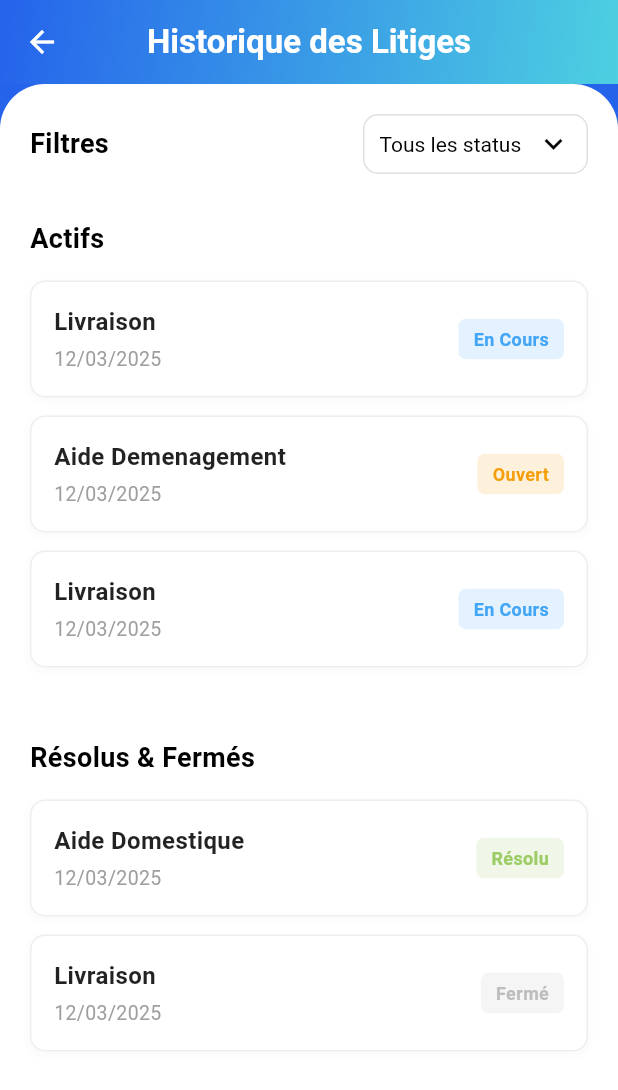
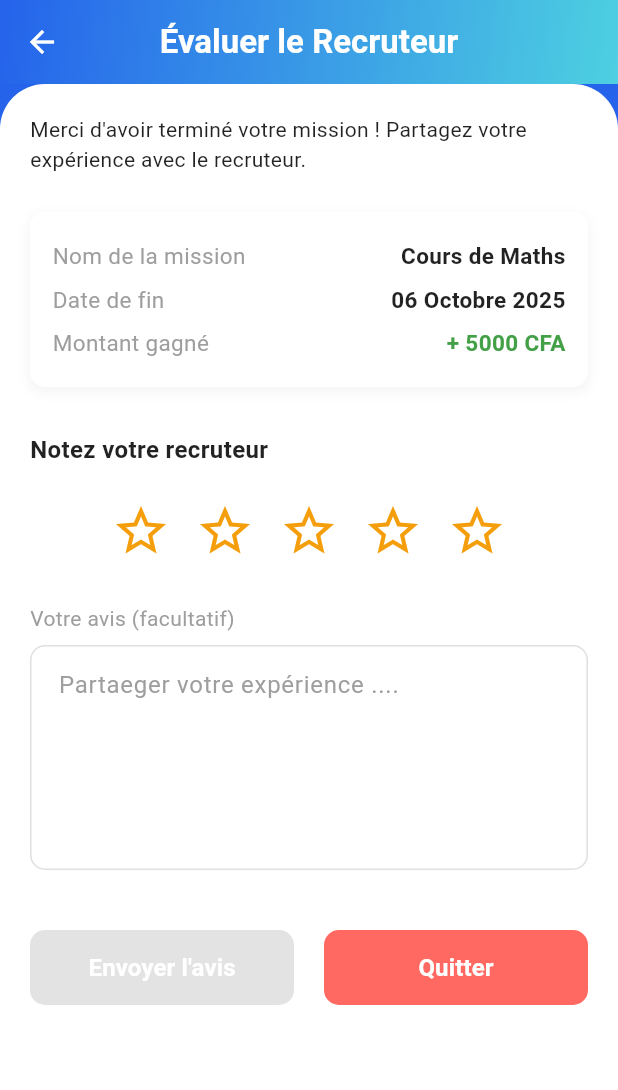
Before and after one commit to Tji-Teliman/tji_teliman_mobile, a Flutter app: the screen it shows after launch, on a phone screen of 412 x 824 dp. Shown: the top 1090 px of the screen. Run offline on Flutter 3.47's test engine with Material 3 defaults, Android fonts, the phone set to English and light mode, and no system bars; our stand-ins replace google_fonts, google_maps_flutter.

Commit message:
feat: ajout de la page noter le recruteur

```diff
--- a/lib/main.dart
+++ b/lib/main.dart
@@ -2,6 +2,7 @@ import 'package:flutter/material.dart';
 import 'package:intl/date_symbol_data_local.dart';
 import 'package:tji_teliman_mobile/screens/screens_jeunes/historique_litige.dart';
 import 'package:tji_teliman_mobile/screens/screens_jeunes/liste_litige.dart';
+import 'package:tji_teliman_mobile/screens/screens_jeunes/noter_recruteur.dart';
 import 'package:tji_teliman_mobile/screens/screens_jeunes/signaler_screen.dart';
 import 'screens/splash_screen.dart';
 import 'screens/screens_jeunes/missions_screen.dart';
@@ -33,7 +34,7 @@ class MyApp extends StatelessWidget {
         useMaterial3: true,
       ),
       // L'écran de démarrage est défini ici
-      home: const HistoriqueLitige(),
+      home: const NoterRecruteur(),
       debugShowCheckedModeBanner: false,
     );
   }
--- /dev/null
+++ b/lib/screens/screens_jeunes/noter_recruteur.dart
@@ -0,0 +1,312 @@
+import 'package:flutter/material.dart';
+
+
+
+class NoterRecruteur extends StatelessWidget {
+  const NoterRecruteur({super.key});
+
+  @override
+  Widget build(BuildContext context) {
+    return MaterialApp(
+      title: 'Évaluation du Recruteur',
+      theme: ThemeData(
+        primarySwatch: Colors.blue,
+        useMaterial3: true,
+      ),
+      home: const RecruiterEvaluationScreen(),
+      debugShowCheckedModeBanner: false,
+    );
+  }
+}
+
+// Définition des couleurs personnalisées
+const Color customOrange = Color(0xFFF59E0B); // Bouton Soumettre/Étoiles
+const Color customBlue = Color(0xFF2563EB); // Couleur principale/Bouton Bleu
+const Color accentColor = Color(0xFF4DD0E1); // Pour le dégradé de l'AppBar
+
+class RecruiterEvaluationScreen extends StatelessWidget {
+  const RecruiterEvaluationScreen({super.key});
+
+  @override
+  Widget build(BuildContext context) {
+    return Scaffold(
+      backgroundColor: customBlue,
+      appBar: AppBar(
+        flexibleSpace: Container(
+          decoration: const BoxDecoration(
+            gradient: LinearGradient(
+              colors: [customBlue, accentColor],
+              begin: Alignment.topLeft,
+              end: Alignment.bottomRight,
+            ),
+          ),
+        ),
+        elevation: 0,
+        leading: IconButton(
+          icon: const Icon(Icons.arrow_back, color: Colors.white),
+          onPressed: () {
+            // Logique de retour
+          },
+        ),
+        title: const Text(
+          'Évaluer le Recruteur',
+          style: TextStyle(color: Colors.white, fontWeight: FontWeight.w600),
+        ),
+        centerTitle: true,
+      ),
+
+      body: Column(
+        children: <Widget>[
+          Expanded(
+            child: Container(
+              width: double.infinity,
+              decoration: const BoxDecoration(
+                color: Colors.white,
+                borderRadius: BorderRadius.vertical(top: Radius.circular(30.0)),
+              ),
+              child: const SingleChildScrollView(
+                padding: EdgeInsets.all(20.0),
+                child: EvaluationContent(),
+              ),
+            ),
+          ),
+        ],
+      ),
+    );
+  }
+}
+
+// Widget contenant le contenu du formulaire d'évaluation
+class EvaluationContent extends StatefulWidget {
+  const EvaluationContent({super.key});
+
+  @override
+  State<EvaluationContent> createState() => _EvaluationContentState();
+}
+
+class _EvaluationContentState extends State<EvaluationContent> {
+  int _rating = 0; // Notation actuelle
+
+  @override
+  Widget build(BuildContext context) {
+    return Column(
+      crossAxisAlignment: CrossAxisAlignment.start,
+      children: <Widget>[
+        // --- Message de Bienvenue ---
+        const Text(
+          'Merci d\'avoir terminé votre mission ! Partagez votre expérience avec le recruteur.',
+          style: TextStyle(
+            fontSize: 14,
+            color: Colors.black87,
+            height: 1.4,
+          ),
+        ),
+        const SizedBox(height: 25),
+
+        // --- Bloc Récapitulatif de Mission ---
+        MissionSummaryCard(
+          missionName: 'Cours de Maths',
+          endDate: '06 Octobre 2025',
+          amount: '+ 5000 CFA',
+        ),
+        const SizedBox(height: 30),
+
+        // --- Section Notation ---
+        const Text(
+          'Notez votre recruteur',
+          style: TextStyle(
+            fontWeight: FontWeight.bold,
+            fontSize: 16,
+            color: Colors.black87,
+          ),
+        ),
+        const SizedBox(height: 15),
+
+        // 5 Étoiles pour la notation
+        Row(
+          mainAxisAlignment: MainAxisAlignment.center,
+          children: List.generate(5, (index) {
+            return IconButton(
+              icon: Icon(
+                index < _rating ? Icons.star : Icons.star_border,
+                color: customOrange,
+                size: 40.0,
+              ),
+              onPressed: () {
+                setState(() {
+                  _rating = index + 1;
+                });
+              },
+            );
+          }),
+        ),
+        const SizedBox(height: 20),
+
+        // Champ de Texte pour l'avis (facultatif)
+        const Text(
+          'Votre avis (facultatif)',
+          style: TextStyle(
+            fontSize: 14,
+            color: Colors.grey,
+          ),
+        ),
+        const SizedBox(height: 8),
+        TextFormField(
+          maxLines: 5,
+          decoration: InputDecoration(
+            hintText: 'Partaeger votre expérience ....',
+            hintStyle: const TextStyle(color: Colors.grey),
+            contentPadding: const EdgeInsets.all(15),
+            border: OutlineInputBorder(
+              borderRadius: BorderRadius.circular(10.0),
+              borderSide: BorderSide(color: Colors.grey.shade300, width: 1.0),
+            ),
+            enabledBorder: OutlineInputBorder(
+              borderRadius: BorderRadius.circular(10.0),
+              borderSide: BorderSide(color: Colors.grey.shade300, width: 1.0),
+            ),
+            focusedBorder: OutlineInputBorder(
+              borderRadius: BorderRadius.circular(10.0),
+              borderSide: const BorderSide(color: customBlue, width: 2.0),
+            ),
+          ),
+        ),
+        const SizedBox(height: 40),
+
+        // --- Boutons d'Action ---
+        Row(
+          mainAxisAlignment: MainAxisAlignment.spaceBetween,
+          children: <Widget>[
+            // Bouton "Envoyer l'avis" (Bleu)
+            Expanded(
+              child: Padding(
+                padding: const EdgeInsets.only(right: 10.0),
+                child: SizedBox(
+                  height: 50,
+                  child: ElevatedButton(
+                    onPressed: _rating > 0 ? () {
+                      // Logique d'envoi de l'avis
+                    } : null, // Désactiver si aucune note n'est donnée
+                    style: ElevatedButton.styleFrom(
+                      backgroundColor: customBlue,
+                      shape: RoundedRectangleBorder(
+                        borderRadius: BorderRadius.circular(10.0),
+                      ),
+                      elevation: 3,
+                    ),
+                    child: const Text(
+                      'Envoyer l\'avis',
+                      style: TextStyle(
+                        color: Colors.white,
+                        fontSize: 16,
+                        fontWeight: FontWeight.bold,
+                      ),
+                    ),
+                  ),
+                ),
+              ),
+            ),
+
+            // Bouton "Quitter" (Rouge/Rose)
+            Expanded(
+              child: Padding(
+                padding: const EdgeInsets.only(left: 10.0),
+                child: SizedBox(
+                  height: 50,
+                  child: OutlinedButton(
+                    onPressed: () {
+                      // Logique de Quitter / Annuler
+                    },
+                    style: OutlinedButton.styleFrom(
+                      backgroundColor: const Color(0xFFFF6961), // Un rouge/rose clair pour le bouton "Quitter"
+                      side: BorderSide.none,
+                      shape: RoundedRectangleBorder(
+                        borderRadius: BorderRadius.circular(10.0),
+                      ),
+                      elevation: 3,
+                    ),
+                    child: const Text(
+                      'Quitter',
+                      style: TextStyle(
+                        color: Colors.white,
+                        fontSize: 16,
+                        fontWeight: FontWeight.bold,
+                      ),
+                    ),
+                  ),
+                ),
+              ),
+            ),
+          ],
+        ),
+      ],
+    );
+  }
+}
+
+// Widget pour afficher les détails de la mission
+class MissionSummaryCard extends StatelessWidget {
+  final String missionName;
+  final String endDate;
+  final String amount;
+
+  const MissionSummaryCard({
+    super.key,
+    required this.missionName,
+    required this.endDate,
+    required this.amount,
+  });
+
+  Widget _buildDetailRow(String label, String value, {bool isAmount = false}) {
+    return Padding(
+      padding: const EdgeInsets.symmetric(vertical: 4.0),
+      child: Row(
+        mainAxisAlignment: MainAxisAlignment.spaceBetween,
+        children: [
+          Text(
+            label,
+            style: const TextStyle(
+              fontSize: 15,
+              color: Colors.grey,
+            ),
+          ),
+          Text(
+            value,
+            style: TextStyle(
+              fontSize: 15,
+              fontWeight: FontWeight.w600,
+              color: isAmount ? Colors.green.shade600 : Colors.black87,
+            ),
+          ),
+        ],
+      ),
+    );
+  }
+
+  @override
+  Widget build(BuildContext context) {
+    return Container(
+      padding: const EdgeInsets.all(15),
+      decoration: BoxDecoration(
+        color: Colors.white,
+        borderRadius: BorderRadius.circular(10),
+        boxShadow: [
+          BoxShadow(
+            color: Colors.grey.withOpacity(0.1),
+            spreadRadius: 1,
+            blurRadius: 5,
+            offset: const Offset(0, 3),
+          ),
+        ],
+      ),
+      child: Column(
+        crossAxisAlignment: CrossAxisAlignment.start,
+        children: <Widget>[
+          _buildDetailRow('Nom de la mission', missionName),
+          _buildDetailRow('Date de fin', endDate),
+          _buildDetailRow('Montant gagné', amount, isAmount: true),
+        ],
+      ),
+    );
+  }
+}
```
